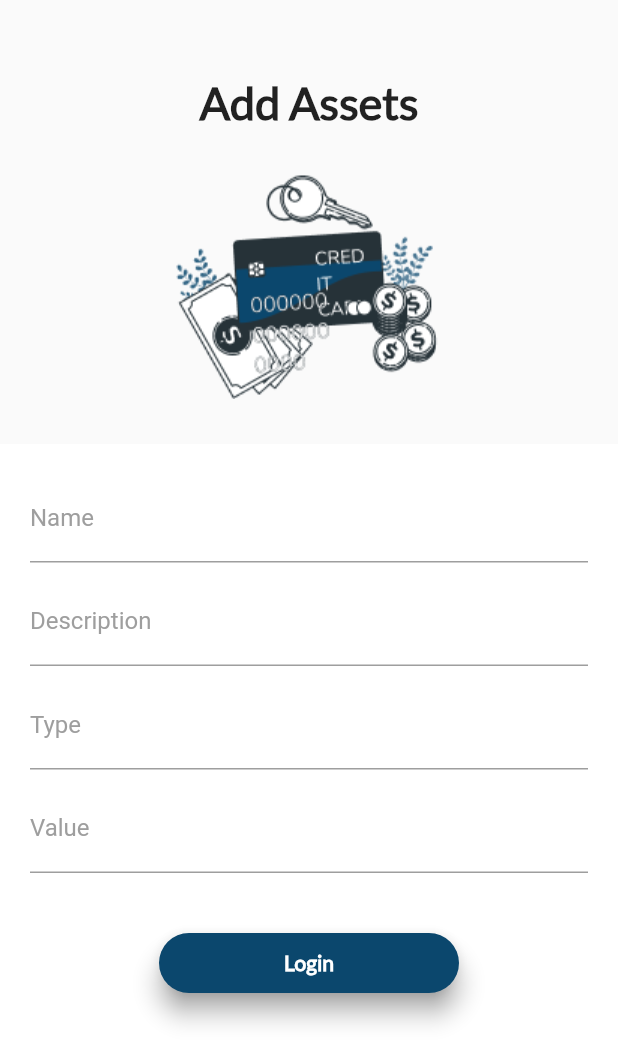
After one commit to mohidyousaf/Asaan-Rozgar, a Flutter app: the AddAssets screen opened directly, on a phone screen of 412 x 824 dp. The commit adds this screen. Shown: the top 1064 px of the screen. Run offline on Flutter 3.47's test engine with Material 2 defaults, Android fonts, the phone set to English and light mode, and no system bars; our stand-ins replace google_fonts, sqflite; missing offline and left inert: asaan_rozgar; accounts and stored records are empty.

Commit message:
Added asset screen

```diff
--- /dev/null
+++ b/lib/AddAssets.dart
@@ -0,0 +1,138 @@
+import 'package:flutter/material.dart';
+import 'package:google_fonts/google_fonts.dart';
+import 'DataBase.dart';
+
+
+void main() {
+  // TestWidgetsFlutterBinding.ensureInitialized();
+  runApp(MaterialApp(
+      home: AddAssets()
+  ));
+}
+
+class AddAssets extends StatefulWidget {
+  @override
+  _AddAssetsState createState() => _AddAssetsState();
+}
+
+class _AddAssetsState extends State<AddAssets> {
+  @override
+  Widget build(BuildContext context) {
+    return Scaffold(
+      backgroundColor: Colors.grey[50],
+        body: Column(
+          children: <Widget>[
+            SizedBox(height:50),
+            Center(
+              child: Text(
+                'Add Assets',
+                style: TextStyle(
+                    fontSize: 30,
+                    fontWeight: FontWeight.bold,
+                    fontFamily: 'lato',
+                    color: Colors.black87
+                ),
+              ),
+            ),
+
+            SizedBox(height: 30),
+            Image.asset('assets/asset.png'),
+            SizedBox(height: 30),
+            Expanded(
+              child: Container(
+                padding: EdgeInsets.fromLTRB(20, 20, 20, 50),
+                color: Colors.white,
+
+                child: SingleChildScrollView(
+                  child: Column(
+                    children: <Widget>[
+                      TextField(
+                        // controller: userEntry,
+                        decoration: InputDecoration(
+                            labelText: 'Name',
+                            labelStyle: TextStyle(
+                                color: Colors.grey
+                            ),
+                            focusedBorder: UnderlineInputBorder(
+                                borderSide: BorderSide(color: Colors.grey)
+                            )
+                        ),
+                      ),
+                      SizedBox(height: 10),
+                      TextField(
+                        // controller: userEntry,
+                        decoration: InputDecoration(
+                            labelText: 'Description',
+                            labelStyle: TextStyle(
+                                color: Colors.grey
+                            ),
+                            focusedBorder: UnderlineInputBorder(
+                                borderSide: BorderSide(color: Colors.grey)
+                            )
+                        ),
+                      ),
+                      SizedBox(height: 10),
+                      TextField(
+                        // controller: userEntry,
+                        decoration: InputDecoration(
+                            labelText: 'Type',
+                            labelStyle: TextStyle(
+                                color: Colors.grey
+                            ),
+                            focusedBorder: UnderlineInputBorder(
+                                borderSide: BorderSide(color: Colors.grey)
+                            )
+                        ),
+                      ),
+                      SizedBox(height: 10),
+                      TextField(
+                        // controller: userEntry,
+                        decoration: InputDecoration(
+                            labelText: 'Value',
+                            labelStyle: TextStyle(
+                                color: Colors.grey
+                            ),
+                            focusedBorder: UnderlineInputBorder(
+                                borderSide: BorderSide(color: Colors.grey)
+                            )
+                        ),
+                      ),
+                      SizedBox(height: 40),
+                      Container(
+                        height: 40.0,
+                        width: 200.0,
+                        child: Material(
+                          borderRadius: BorderRadius.circular(20.0),
+                          shadowColor: Colors.grey[900],
+                          color: Color.fromRGBO(11, 71, 109, 1.0),
+                          elevation: 7.0,
+                          child: TextButton(
+                            onPressed: () {
+                              // var temp = await DBprovider.db.login(userEntry.text.toString(), passEntry.text.toString());
+                              // setState(() {
+                              //   response = temp;
+                              // });
+                            },
+                            child: Center(
+                              child: Text(
+                                  'Login',
+                                  style: TextStyle(
+                                      color: Colors.white,
+                                      fontWeight: FontWeight.bold,
+                                      fontFamily: 'lato'
+                                  )
+                              ),
+                            ),
+                          ),
+                        ),
+                      ),
+                    ],
+                  ),
+                ),
+              ),
+            )
+          ],
+        ),
+    );
+  }
+}
--- a/lib/CompanySetup.dart
+++ b/lib/CompanySetup.dart
@@ -2,6 +2,7 @@ import 'package:flutter/material.dart';
 import 'package:google_fonts/google_fonts.dart';
 import 'package:asaan_rozgar/Widgets/long_circleBtt.dart';
 import 'package:asaan_rozgar/Widgets/textfield.dart';
+import 'package:asaanrozgar/Circle_Button.dart';
 
 class company_setup extends StatefulWidget {
   @override
```
Also changed, not shown: assets/asset.png (added).
